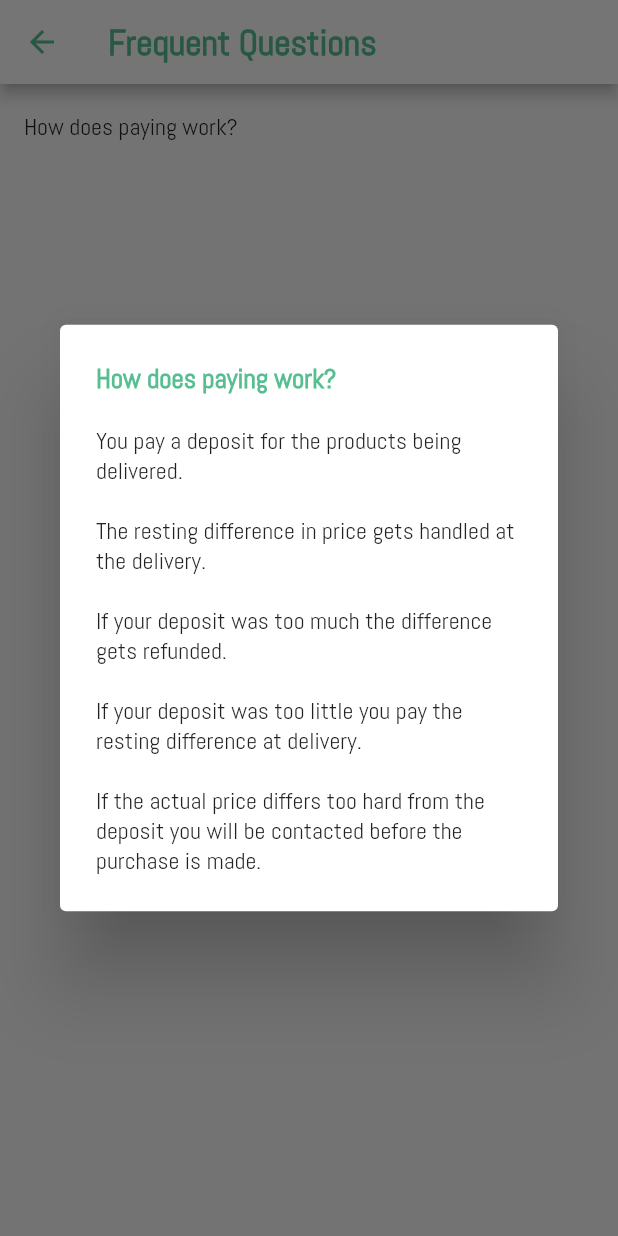
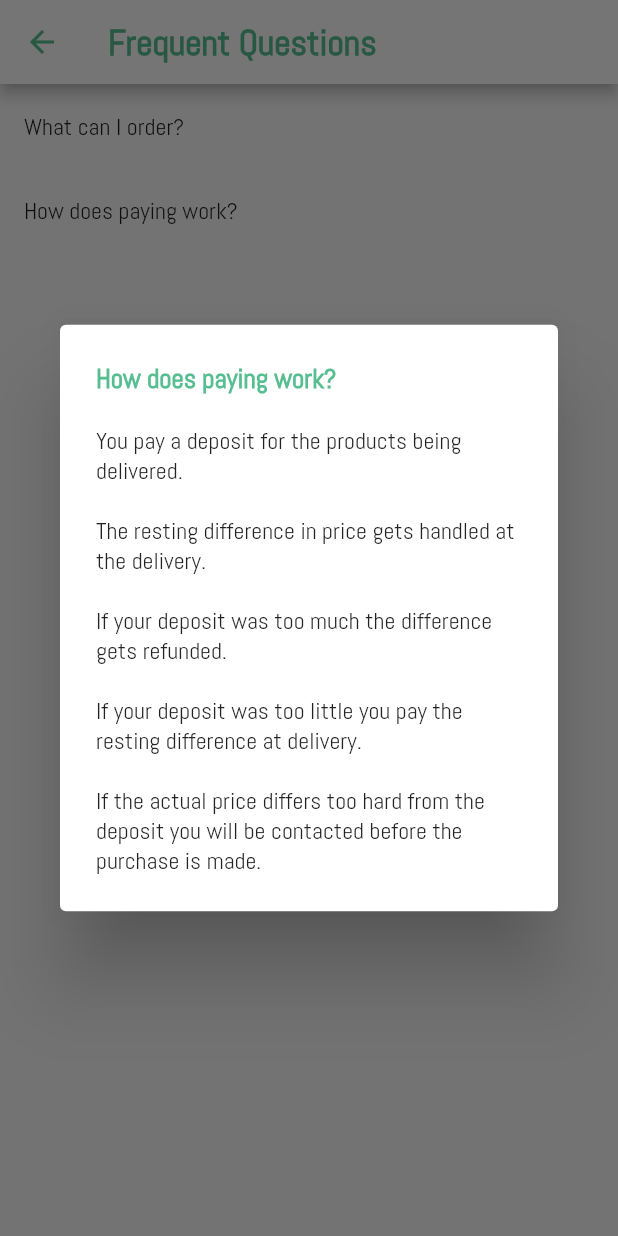
Before and after one commit to abel-vs/shapp, a Flutter app: the FaqPage screen opened directly, after a tap on "How does paying work?", on a phone screen of 412 x 824 dp. Run offline on Flutter 3.47's test engine with Material 2 defaults, Android fonts, the phone set to English and light mode, and no system bars; our stand-ins replace cloud_firestore, dots_indicator, firebase_analytics, firebase_auth, firebase_core, google_maps_flutter and 5 more; missing offline and left inert: code_input, stripe_payment; accounts and stored records are empty.

Commit message:
Refactored InfoDialog

```diff
--- a/assets/lang/en.json
+++ b/assets/lang/en.json
@@ -79,6 +79,8 @@
   "payment_subtitle": "Check your order and pay!",
   "payment_explanation_title": "How does paying work?",
   "payment_explanation": "You pay a deposit for the products being delivered.\n\nThe resting difference in price gets handled at the delivery.\n\nIf your deposit was too much the difference gets refunded.\n\nIf your deposit was too little you pay the resting difference at delivery.\n\nIf the actual price differs too hard from the deposit you will be contacted before the purchase is made.",
+  "order_explanation_title": "What can I order?",
+  "order_explanation": "You can order whatever you want. As long as we can find it for you and we can deliver it, we will.",
   "total": "Total",
   "pay": "Pay",
   "orders": "Orders",
--- a/assets/lang/nl.json
+++ b/assets/lang/nl.json
@@ -79,6 +79,8 @@
   "payment_subtitle": "Kijk je bestelling nog eens na en betaal!",
   "payment_explanation_title": "Hoe werkt het betalen?",
   "payment_explanation": "Je betaalt een voorschot voor de producten die je laat leveren.\n\nHet verschil in prijs wordt bij de levering afgehandeld.\n\nAls je voorschot te veel was krijg je de rest terug.\n\nAls je voorschot te weinig was betaal je het overige bij de levering.\n\nAls de werkelijke prijs te hard afwijkt wordt je nog gecontacteerd voor we de aankoop maken.",
+  "order_explanation_title": "Wat kan ik bestellen?",
+  "order_explanation": "Je kan bestellen wat je maar wil. Zolang we het voor je kunnen vinden en leveren zullen, we dat doen.",
   "total": "Totaal",
   "pay": "Betaal",
   "orders": "Bestellingen",
--- a/lib/pages/faq_page.dart
+++ b/lib/pages/faq_page.dart
@@ -1,5 +1,6 @@
 import 'package:flutter/material.dart';
 import 'package:shapp/services/app_localizations.dart';
+import 'package:shapp/widgets/info_dialog.dart';
 
 class FaqPage extends StatelessWidget {
   @override
@@ -11,24 +12,24 @@ class FaqPage extends StatelessWidget {
       ),
       body: ListView(
         children: [
-          ListTile(
-            title: Text(AppLocalizations.of(context)
-                .translate("payment_explanation_title")),
-            onTap: () => showDialog(
-              context: context,
-              builder: (BuildContext context) => AlertDialog(
-                title: Text(
-                  AppLocalizations.of(context)
-                      .translate("payment_explanation_title"),
-                  style: Theme.of(context).textTheme.headline3,
-                ),
-                content: Text(AppLocalizations.of(context)
-                    .translate("payment_explanation")),
-              ),
-            ),
-          ),
+          buildInfoListTile(
+              context, "order_explanation_title", "order_explanation"),
+          buildInfoListTile(
+              context, "payment_explanation_title", "payment_explanation"),
         ],
       ),
     );
   }
+
+  ListTile buildInfoListTile(
+      BuildContext context, String title, String explanation) {
+    return ListTile(
+      title: Text(AppLocalizations.of(context).translate(title)),
+      onTap: () => showDialog(
+          context: context,
+          builder: (BuildContext context) => InfoDialog(
+              title: AppLocalizations.of(context).translate(title),
+              content: AppLocalizations.of(context).translate(explanation))),
+    );
+  }
 }
--- a/lib/pages/home_page.dart
+++ b/lib/pages/home_page.dart
@@ -5,7 +5,7 @@ import 'package:provider/provider.dart';
 import 'package:shapp/pages/drawer_page.dart';
 import 'package:shapp/services/app_localizations.dart';
 import 'package:shapp/services/database.dart';
-import 'package:shapp/widgets/locationSelectionDialog.dart';
+import 'package:shapp/widgets/location_selection_dialog.dart';
 
 class HomePage extends StatefulWidget {
   @override
--- /dev/null
+++ b/lib/widgets/info_dialog.dart
@@ -0,0 +1,20 @@
+import 'package:flutter/material.dart';
+
+class InfoDialog extends StatelessWidget {
+
+  final String title;
+  final String content;
+
+
+  InfoDialog({this.title, this.content});
+
+  @override
+  Widget build(BuildContext context) {
+    return AlertDialog(
+      title: Text(title,
+        style: Theme.of(context).textTheme.headline3,
+      ),
+      content: Text(content)
+    );
+  }
+}
```
Also changed, not shown: lib/widgets/location_selection_dialog.dart (renamed from lib/widgets/locationSelectionDialog.dart).
